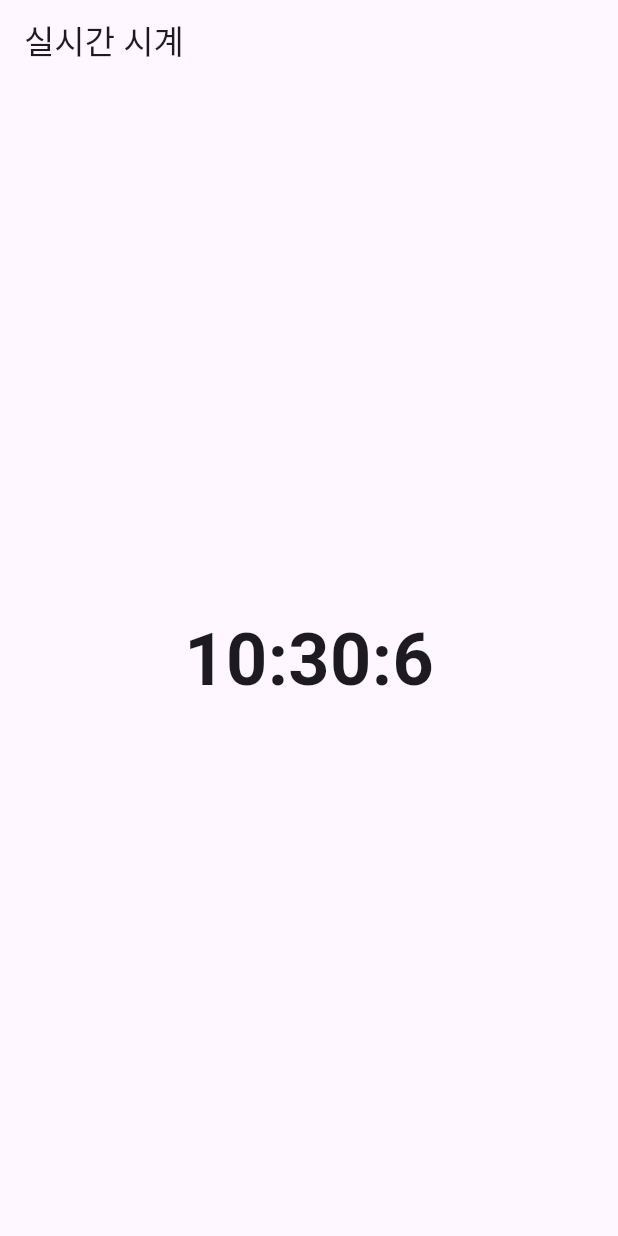
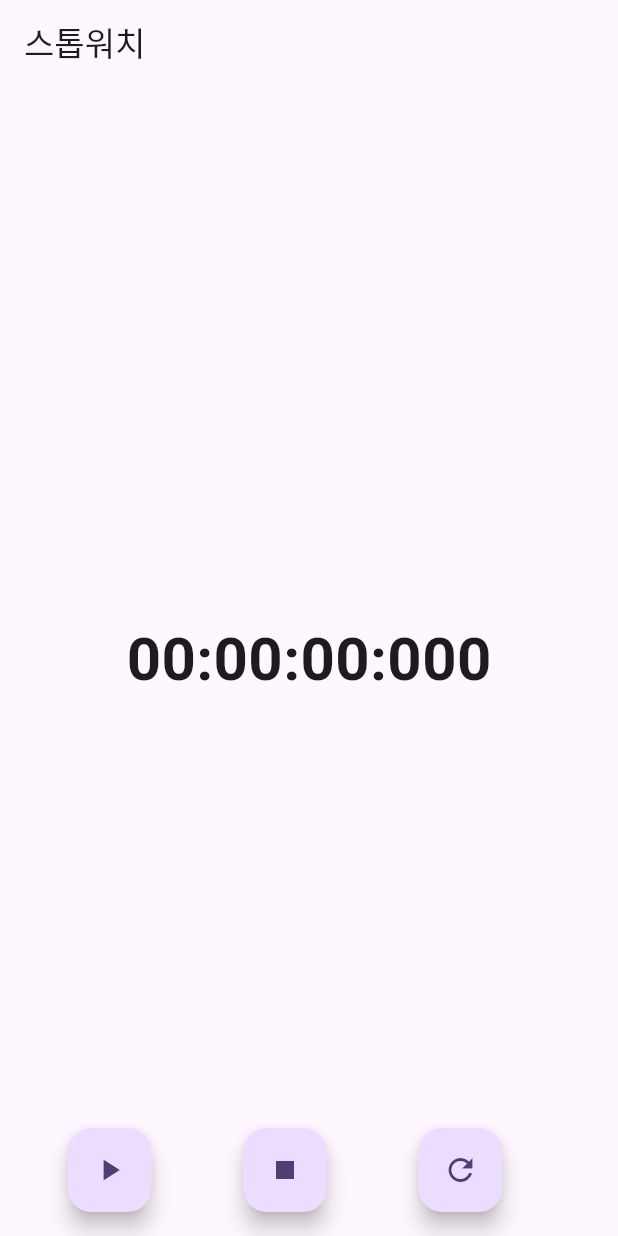
Before and after one commit to chaenchaen99/Flutter_Study, a Flutter app: the screen it shows after launch, on a phone screen of 412 x 824 dp. Run offline on Flutter 3.47's test engine with Material 3 defaults, Android fonts, the light colour scheme and no system bars.

Commit message:
wc) streambuilder로 스톱워치 구현

```diff
--- a/streambuilder/lib/examples/ex_2.dart
+++ b/streambuilder/lib/examples/ex_2.dart
@@ -0,0 +1,96 @@
+import 'dart:async';
+
+import 'package:flutter/material.dart';
+
+class StopWatchScreen extends StatefulWidget {
+  const StopWatchScreen({super.key});
+
+  @override
+  State<StopWatchScreen> createState() => _StopWatchScreenState();
+}
+
+class _StopWatchScreenState extends State<StopWatchScreen> {
+  final Stopwatch _stopwatch = Stopwatch();
+  final Duration _tick = const Duration(milliseconds: 10); // 10 밀리초 간격
+
+  late Timer _timer;
+  late StreamController<int> _streamController;
+
+  void _startTimer() {
+    if(!_stopwatch.isRunning){
+      _stopwatch.start();
+      _timer = Timer.periodic(_tick, (Timer timer) {
+        _streamController.add(_stopwatch.elapsedMilliseconds); //스트림에 이벤트를 발생시켰음.
+      });
+    }
+  }
+  void _stopTimer() {
+    if(_stopwatch.isRunning)
+      {
+        _stopwatch.stop();
+        _timer.cancel();
+      }
+  }
+  void _resetTimer() {
+    _stopwatch.reset();
+    _streamController.add(0);
+  }
+
+  @override
+  void initState() {
+    super.initState();
+    _streamController = StreamController<int>();
+  }
+
+  @override
+  void dispose() {
+    _timer.cancel();
+    _streamController.close();
+    super.dispose();
+  }
+
+  @override
+  Widget build(BuildContext context) => Scaffold(
+        appBar: AppBar(
+          title: const Text('스톱워치'),
+        ),
+        body: Center(
+            child: StreamBuilder<int>(
+                stream: _streamController.stream,
+                builder:(context, snapshot) {
+                  final milliseconds = snapshot.data ?? 0;
+                  final hours = ((milliseconds / (1000 * 60 * 60)) % 24).floor();
+                  final minutes = ((milliseconds / (1000 * 60)) % 60).floor();
+                  final seconds = ((milliseconds / 1000) % 60).floor();
+                  final milliSecondsDisplay = (milliseconds % 1000).floor();
+                  return Text(
+                  '${hours.toString().padLeft(2,'0')}:${minutes.toString().padLeft(2,'0')}:${seconds.toString().padLeft(2,'0')}:${milliSecondsDisplay.toString().padLeft(3,'0')}',
+                  style: const TextStyle(
+                      fontSize: 40.0,
+                      fontWeight: FontWeight.bold),
+                  );
+                },
+            ),
+        ),
+        floatingActionButton: Row(
+          mainAxisAlignment: MainAxisAlignment.spaceEvenly,
+          children: [
+            FloatingActionButton(
+              onPressed: _startTimer,
+              tooltip: '시작',
+              child: const Icon(Icons.play_arrow),
+            ),
+            FloatingActionButton(
+              onPressed: _stopTimer,
+              tooltip: '정지',
+              child: const Icon(Icons.stop),
+            ),
+            FloatingActionButton(
+              onPressed: _resetTimer,
+              tooltip: '재시작',
+              child: const Icon(Icons.refresh),
+            )
+          ],
+        ),
+      );
+}
--- a/streambuilder/lib/main.dart
+++ b/streambuilder/lib/main.dart
@@ -1,5 +1,6 @@
 import 'package:flutter/material.dart';
 import 'package:streambuilder/examples/ex_1.dart';
+import 'package:streambuilder/examples/ex_2.dart';
 
 void main() {
   runApp(const MyApp());
@@ -17,7 +18,7 @@ class MyApp extends StatelessWidget {
         colorScheme: ColorScheme.fromSeed(seedColor: Colors.deepPurple),
         useMaterial3: true,
       ),
-      home: const ClockScreen(),
+      home: const StopWatchScreen(),
     );
   }
 }
```
